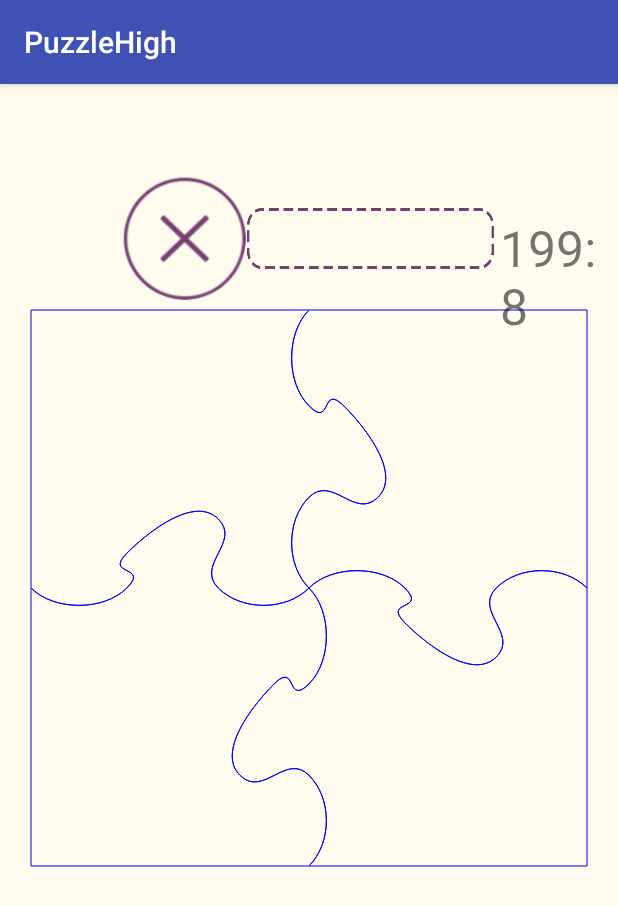
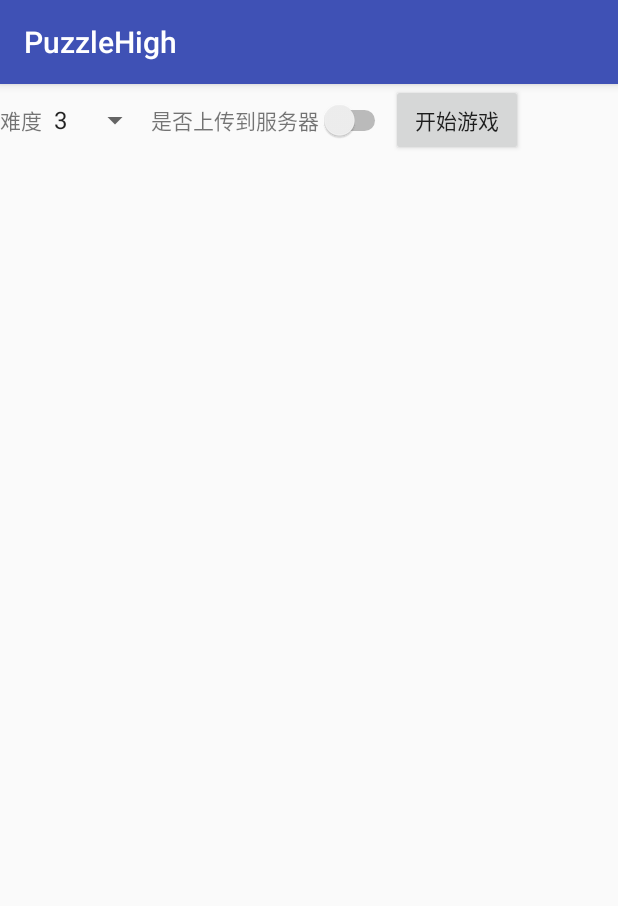
Before and after one commit to meltycriss/PuzzleHigh, an Android app: the GameActivity screen opened directly, with no data from a screen before it, on a phone screen of 412 x 824 dp. Shown: the top 906 px of the screen. Run offline under Robolectric (Android 15) with nearby library versions, the phone set to English and light mode, and no system bars; pictures from the network do not load.

Commit message:
GameSettingFragment and GameResultFragment

```diff
--- a/app/build.gradle
+++ b/app/build.gradle
@@ -21,6 +21,8 @@ android {
 
 
 
+
+
 dependencies {
     compile fileTree(dir: 'libs', include: ['*.jar'])
     testCompile 'junit:junit:4.12'
--- a/app/src/main/java/com/example/zsystudio/puzzlehigh/game/GameActivity.java
+++ b/app/src/main/java/com/example/zsystudio/puzzlehigh/game/GameActivity.java
@@ -25,7 +25,7 @@ public class GameActivity extends SingleFragmentActivity {
         mSource = getIntent().getIntExtra(EXTRA_SOURCE,LOCAL);
         //mImageUri = Uri.parse(getIntent().getStringExtra(EXTRA_IMAGE_URI));
         mImageUri = getIntent().getParcelableExtra(EXTRA_IMAGE_URI);
-        return GameFragment.newInstance(2,mImageUri);
+        return GameSettingFragment.newInstance(mSource,mImageUri);
     }
 
     public static void actionStart(Context _context, int _source, Uri _imageUri){
--- /dev/null
+++ b/app/src/main/java/com/example/zsystudio/puzzlehigh/game/GameSettingFragment.java
@@ -0,0 +1,129 @@
+package com.example.zsystudio.puzzlehigh.game;
+
+
+import android.net.Uri;
+import android.os.Bundle;
+import android.support.annotation.Nullable;
+import android.support.v4.app.Fragment;
+import android.support.v4.app.FragmentManager;
+import android.view.LayoutInflater;
+import android.view.View;
+import android.view.ViewGroup;
+import android.widget.AdapterView;
+import android.widget.ArrayAdapter;
+import android.widget.Button;
+import android.widget.CompoundButton;
+import android.widget.ImageView;
+import android.widget.Spinner;
+import android.widget.Switch;
+import android.widget.TextView;
+import android.widget.Toast;
+
+import com.example.zsystudio.puzzlehigh.R;
+import com.example.zsystudio.puzzlehigh.select_image.RecyclerAdapter;
+
+/**
+ * A simple {@link Fragment} subclass.
+ */
+public class GameSettingFragment extends Fragment implements AdapterView.OnItemSelectedListener, CompoundButton.OnCheckedChangeListener,View.OnClickListener{
+    public static final String EXTRA_IMAGE_URI = "GameSettingFragment.image_uri";
+    public static final String EXTRA_SOURCE = "GameSettingFragment.source";
+
+    private int mSource;
+    private Uri mImageUri;
+
+    private Spinner mSpinnerDifficulty;
+    private Switch mSwitchIsUpload;
+    private ImageView mIvImage;
+    private Button mBtnStart;
+
+    private int mDifficulty;
+    private boolean mIsUpload;
+
+    public static GameSettingFragment newInstance(int _source, Uri _imageUri) {
+        Bundle args = new Bundle();
+        args.putParcelable(EXTRA_IMAGE_URI, _imageUri);
+        args.putInt(EXTRA_SOURCE, _source);
+        GameSettingFragment fragment = new GameSettingFragment();
+        fragment.setArguments(args);
+        return fragment;
+    }
+
+    @Override
+    public void onCreate(@Nullable Bundle savedInstanceState) {
+        super.onCreate(savedInstanceState);
+        mSource = getArguments().getInt(EXTRA_SOURCE);
+        mImageUri = getArguments().getParcelable(EXTRA_IMAGE_URI);
+        mDifficulty = 3;
+        mIsUpload = false;
+    }
+
+    @Override
+    public View onCreateView(LayoutInflater inflater, ViewGroup container,
+                             Bundle savedInstanceState) {
+        View v = inflater.inflate(R.layout.fragment_game_setting, container, false);
+        mSpinnerDifficulty = (Spinner) v.findViewById(R.id.game_setting_difficulty);
+        ArrayAdapter<CharSequence> adapter = ArrayAdapter.createFromResource(getContext(),
+                R.array.game_setting_difficulty_array, android.R.layout.simple_spinner_item);
+        adapter.setDropDownViewResource(android.R.layout.simple_spinner_dropdown_item);
+        mSpinnerDifficulty.setAdapter(adapter);
+        mSpinnerDifficulty.setOnItemSelectedListener(GameSettingFragment.this);
+        mSpinnerDifficulty.setSelection(adapter.getPosition(String.valueOf(mDifficulty)));
+
+        mSwitchIsUpload = (Switch) v.findViewById(R.id.game_setting_is_upload);
+        mSwitchIsUpload.setOnCheckedChangeListener(GameSettingFragment.this);
+        mSwitchIsUpload.setChecked(mIsUpload);
+
+        mIvImage = (ImageView) v.findViewById(R.id.game_setting_image);
+        mIvImage.setImageURI(mImageUri);
+
+        mBtnStart = (Button) v.findViewById(R.id.game_setting_start);
+        mBtnStart.setOnClickListener(GameSettingFragment.this);
+
+        return v;
+    }
+
+    @Override
+    public void onItemSelected(AdapterView<?> parent, View view, int position, long id) {
+        String s = (String) parent.getItemAtPosition(position);
+        Toast.makeText(getContext(), s, Toast.LENGTH_SHORT).show();
+    }
+
+    @Override
+    public void onNothingSelected(AdapterView<?> parent) {
+
+    }
+
+    @Override
+    public void onCheckedChanged(CompoundButton buttonView, boolean isChecked) {
+        switch (buttonView.getId()) {
+            case R.id.game_setting_is_upload: {
+                if (isChecked) {
+                    mIsUpload = true;
+                    Toast.makeText(getContext(), "Checked", Toast.LENGTH_SHORT).show();
+                } else {
+                    mIsUpload = false;
+                    Toast.makeText(getContext(), "unChecked", Toast.LENGTH_SHORT).show();
+                }
+                break;
+            }
+            default:
+                break;
+        }
+    }
+
+    @Override
+    public void onClick(View v) {
+        switch (v.getId()){
+            case R.id.game_setting_start:{
+//                Toast.makeText(getContext(), String.valueOf(mDifficulty)+"\n"+String.valueOf(mIsUpload), Toast.LENGTH_SHORT).show();
+                FragmentManager fm = getActivity().getSupportFragmentManager();
+                GameResultFragment dialog =  GameResultFragment.newInstance(100,1000);
+                dialog.show(fm,"game_result");
+                break;
+            }
+            default:break;
+        }
+
+    }
+}
--- /dev/null
+++ b/app/src/main/res/layout/fragment_game_setting.xml
@@ -0,0 +1,38 @@
+<?xml version="1.0" encoding="utf-8"?>
+<LinearLayout xmlns:android="http://schemas.android.com/apk/res/android"
+    android:layout_width="match_parent"
+    android:layout_height="match_parent">
+
+    <TextView
+        android:layout_width="wrap_content"
+        android:layout_height="wrap_content"
+        android:text="难度" />
+
+    <Spinner
+        android:id="@+id/game_setting_difficulty"
+        android:layout_width="wrap_content"
+        android:layout_height="wrap_content" />
+
+    <TextView
+        android:layout_width="wrap_content"
+        android:layout_height="wrap_content"
+        android:text="是否上传到服务器" />
+
+    <Switch
+        android:id="@+id/game_setting_is_upload"
+        android:layout_width="wrap_content"
+        android:layout_height="wrap_content" />
+
+    <Button
+        android:id="@+id/game_setting_start"
+        android:layout_width="wrap_content"
+        android:layout_height="wrap_content"
+        android:text="开始游戏" />
+
+    <ImageView
+        android:id="@+id/game_setting_image"
+        android:layout_width="wrap_content"
+        android:layout_height="wrap_content" />
+
+
+</LinearLayout>
--- a/app/src/main/res/values/strings.xml
+++ b/app/src/main/res/values/strings.xml
@@ -3,4 +3,13 @@
 
     <!-- TODO: Remove or change this placeholder text -->
     <string name="hello_blank_fragment">Hello blank fragment</string>
+
+    <string-array name="game_setting_difficulty_array">
+        <item>2</item>
+        <item>3</item>
+        <item>4</item>
+        <item>5</item>
+        <item>6</item>
+    </string-array>
+
 </resources>
```
Also changed, not shown: app/src/main/java/com/example/zsystudio/puzzlehigh/game/GameResultFragment.java (added, +72 -0 lines), app/src/main/res/layout/fragment_game_result.xml (added, +29 -0 lines).
